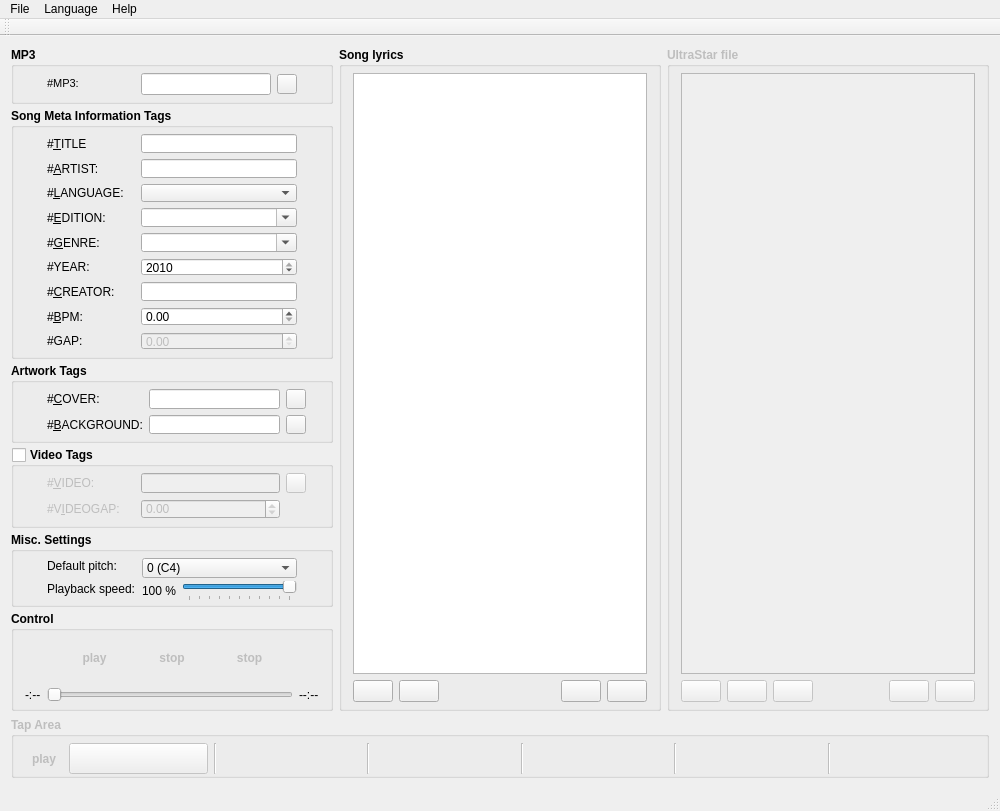
Above: src/QCMainWindow.ui from UltraStar-Deluxe/UltraStar-Creator before the change. Below: the same form after it.
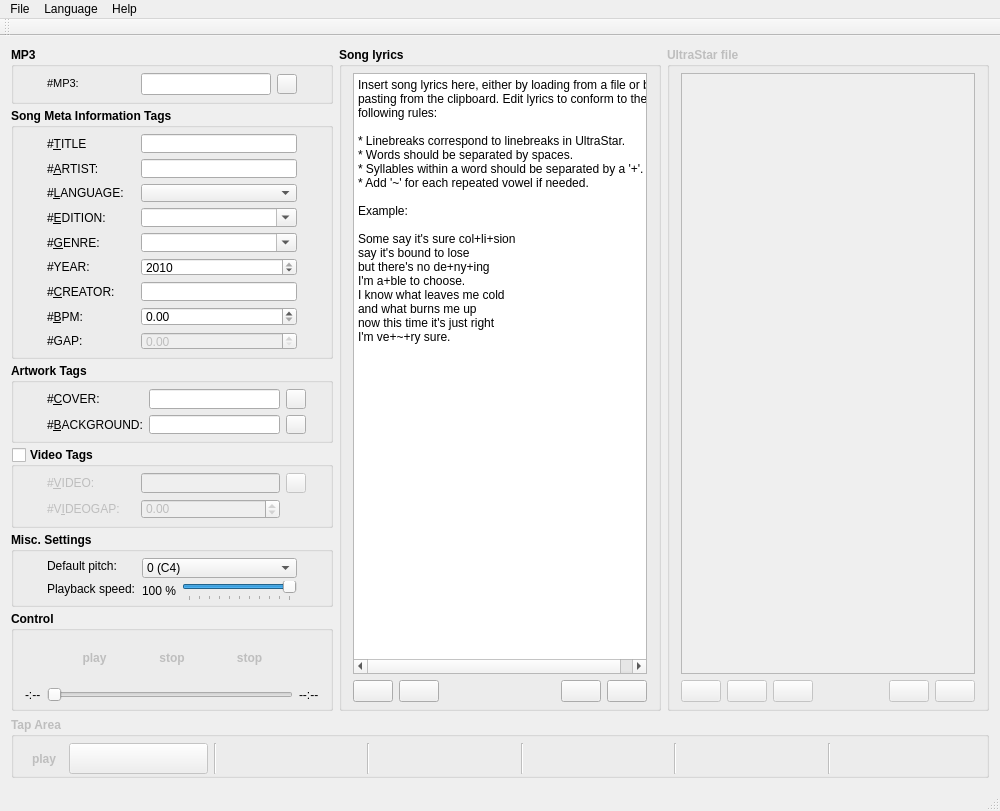
That is the form after the change. Icons and pictures are not drawn.

Commit message: * moved input lyrics tooltip to default text as the tooltip was annoying when editing lyrics * Fix: USC crashed when MP3 browse was cancelled (handleMP3 was called without checking if file exists) * Fix: USC crashed when cover/background/video/lyrics file browse was invoked before an MP3 was chosen, because it tried to set the MP3 folder as starting folder * TODO adjusted accordingly

What changed in the file:
```diff
--- a/src/QCMainWindow.ui
+++ b/src/QCMainWindow.ui
@@ -2264,6 +2264,27 @@
              <property name="lineWrapMode">
               <enum>QPlainTextEdit::NoWrap</enum>
              </property>
+             <property name="plainText">
+              <string>Insert song lyrics here, either by loading from a file or by
+pasting from the clipboard. Edit lyrics to conform to the
+following rules:
+
+* Linebreaks correspond to linebreaks in UltraStar.
+* Words should be separated by spaces.
+* Syllables within a word should be separated by a '+'.
+* Add '~' for each repeated vowel if needed.
+
+Example:
+
+Some say it's sure col+li+sion
+say it's bound to lose
+but there's no de+ny+ing
+I'm a+ble to choose.
+I know what leaves me cold
+and what burns me up
+now this time it's just right
+I'm ve+~+ry sure.</string>
+             </property>
             </widget>
            </item>
            <item row="1" column="0">
```
Left out of the diff: 22 changed lines with no effect on the pictures. The commit also changes 3 other files.
